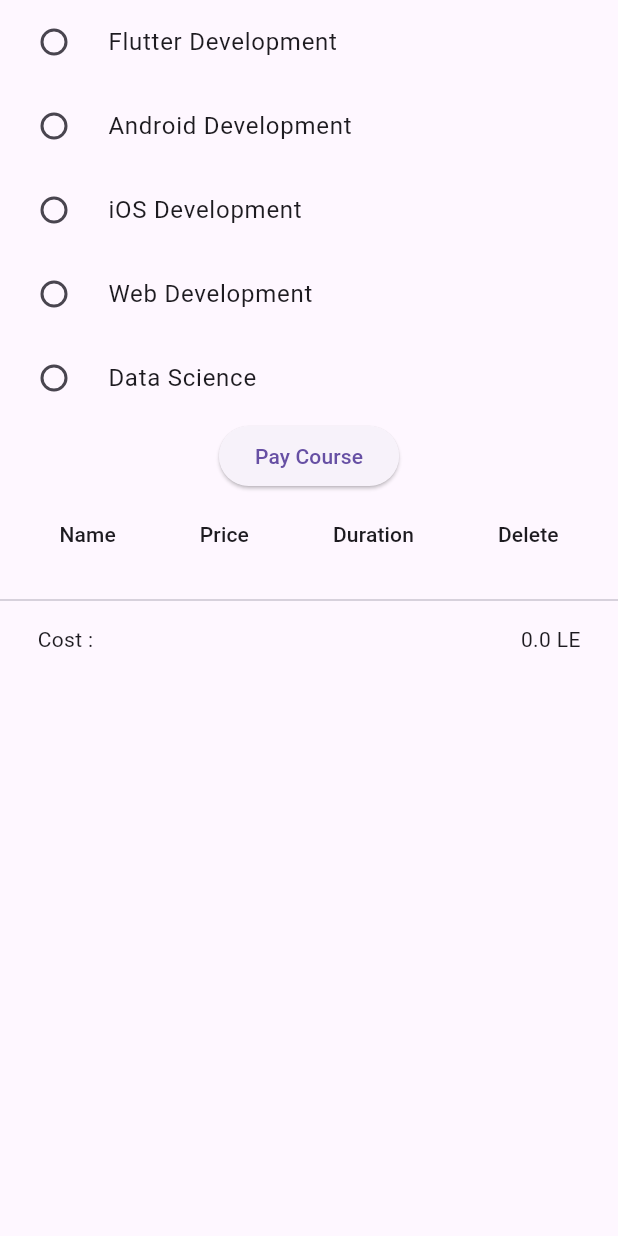
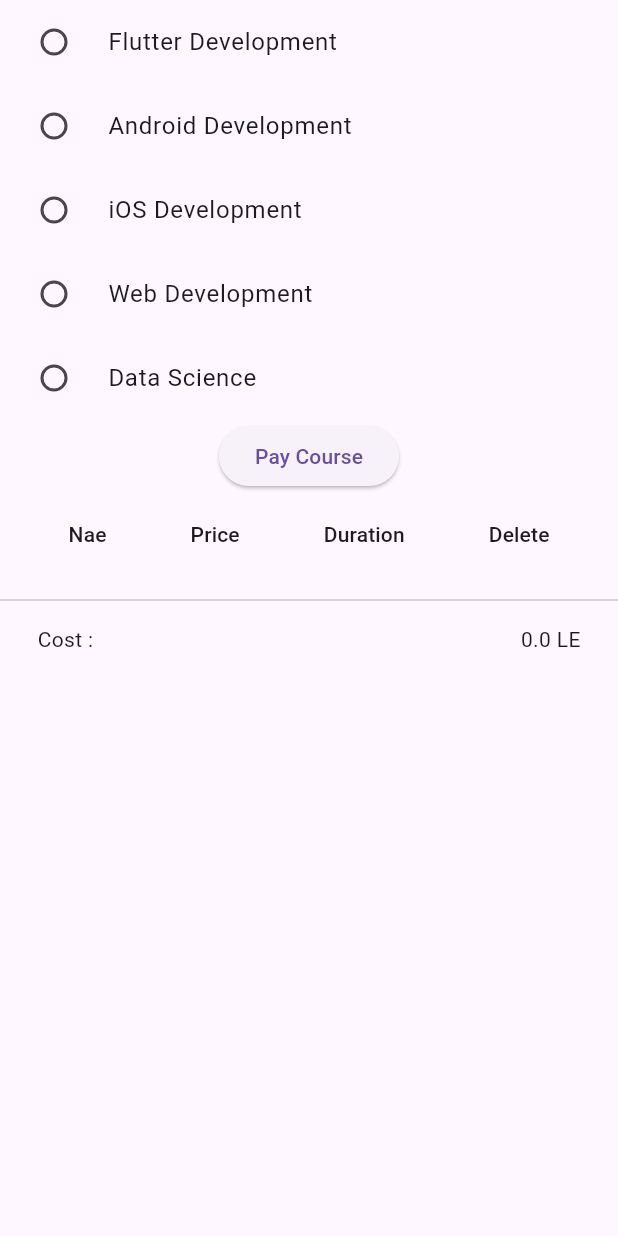
Before and after one commit to Mohamed-Abdel-Rahem/train_a, a Flutter app: the screen it shows after launch, on a phone screen of 412 x 824 dp. Run offline on Flutter 3.47's test engine with Material 3 defaults, Android fonts, the phone set to English and light mode, and no system bars; our stand-ins replace equatable.

```diff
--- a/lib/screens/home2.dart
+++ b/lib/screens/home2.dart
@@ -49,7 +49,7 @@ class _MyHomePageState extends State<MyHomePage> {
                 columns: [
                   DataColumn(
                     label: Text(
-                      'Name',
+                      'Nae',
                     ),
                   ),
                   DataColumn(
```
